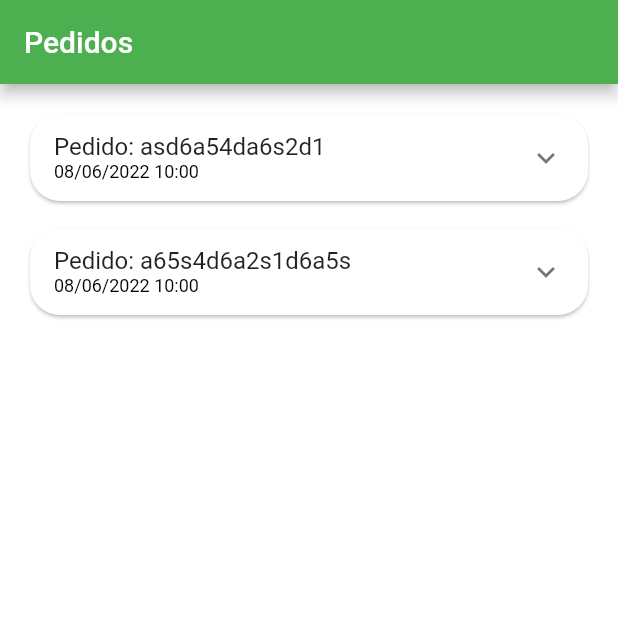
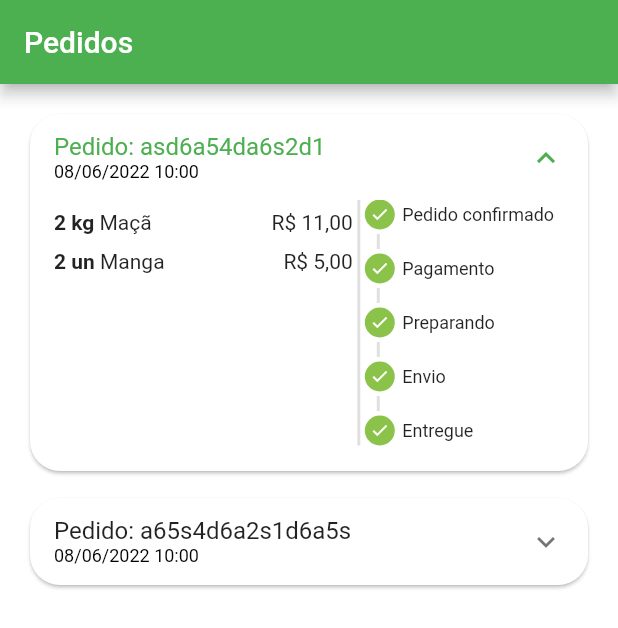
Before and after one commit to diegocar448/greengrocer, a Flutter app: the OrdersTab screen opened directly, on a phone screen of 412 x 824 dp. Shown: the top 628 px of the screen. Run offline on Flutter 3.47's test engine with Material 2 defaults, Android fonts, the phone set to English and light mode, and no system bars; our stand-ins replace animated_text_kit, badges, mask_text_input_formatter.

Commit message:
AddOutroStatus

```diff
--- a/lib/src/config/app_data.dart
+++ b/lib/src/config/app_data.dart
@@ -106,10 +106,10 @@ List<OrderModel> orders = [
       '2022-06-08 10:00:10.458',
     ),
     overdueDateTime: DateTime.parse(
-      '2022-06-08 11:00:10.458',
+      '2024-06-08 11:00:10.458',
     ),
     id: 'asd6a54da6s2d1',
-    status: 'pending_payment',
+    status: 'delivered',
     total: 11.0,
     items: [
       CartItemModel(
@@ -130,10 +130,10 @@ List<OrderModel> orders = [
       '2022-06-08 10:00:10.458',
     ),
     overdueDateTime: DateTime.parse(
-      '2022-06-08 11:00:10.458',
+      '2024-06-08 11:00:10.458',
     ),
     id: 'a65s4d6a2s1d6a5s',
-    status: 'refunded',
+    status: 'pending_payment',
     total: 11.5,
     items: [
       CartItemModel(
--- a/lib/src/pages/orders/components/order_status_widget.dart
+++ b/lib/src/pages/orders/components/order_status_widget.dart
@@ -45,6 +45,26 @@ class OrderStatusWidget extends StatelessWidget {
             isActive: true,
             title: 'Pagamento Pix vencido',
             backgroundColor: Colors.red,
+          ),
+        ] else ...[
+          _StatusDot(
+            isActive: currentStatus >= 2,
+            title: 'Pagamento',
+          ),
+          const _CustomDivider(),
+          _StatusDot(
+            isActive: currentStatus >= 3,
+            title: 'Preparando',
+          ),
+          const _CustomDivider(),
+          _StatusDot(
+            isActive: currentStatus >= 4,
+            title: 'Envio',
+          ),
+          const _CustomDivider(),
+          _StatusDot(
+            isActive: currentStatus == 5,
+            title: 'Entregue',
           ),
         ]
       ],
--- a/lib/src/pages/orders/components/order_tile.dart
+++ b/lib/src/pages/orders/components/order_tile.dart
@@ -22,7 +22,9 @@ class OrderTile extends StatelessWidget {
       ),
       child: Theme(
         data: Theme.of(context).copyWith(dividerColor: Colors.transparent),
+        /** widget abre e fecha */
         child: ExpansionTile(
+          initiallyExpanded: order.status == 'pending_payment' ? false : true,
           title: Column(
             mainAxisSize: MainAxisSize.min,
             crossAxisAlignment: CrossAxisAlignment.start,
@@ -40,14 +42,19 @@ class OrderTile extends StatelessWidget {
           /** Aqui adicionamos uma borda como um model de um quadro */
           childrenPadding: const EdgeInsets.fromLTRB(16, 0, 16, 16),
           children: [
-            SizedBox(
-              height: 150,
+            /**
+             *  com o IntrinsicHeight terá um crescimento intrínseco para pode visualizar a barra vertical
+             *  assim vai permitir o seu crescimento sem ocorrer um overflow
+             * */
+            IntrinsicHeight(
               child: Row(
                 children: [
                   // Lista de produtos
                   Expanded(
                     /* Aqui vai (flex) determinar a proporção do tamanho do Expanded */
                     flex: 3,
+                    child: SizedBox(
+                      height: 150,
                       child: ListView(
                         children: order.items.map((orderItem) {
                           return _OrderItemWidget(
@@ -55,6 +62,7 @@ class OrderTile extends StatelessWidget {
                             orderItem: orderItem,
                           );
                         }).toList(),
+                      ),
                     ),
                   ),
 
@@ -105,7 +113,7 @@ class _OrderItemWidget extends StatelessWidget {
       child: Row(
         children: [
           Text(
-            '${orderItem.quantity} ${orderItem.item.unit}',
+            '${orderItem.quantity} ${orderItem.item.unit} ',
             style: const TextStyle(
               fontWeight: FontWeight.bold,
             ),
```
Lines whose indentation alone changed are shown as unchanged.
